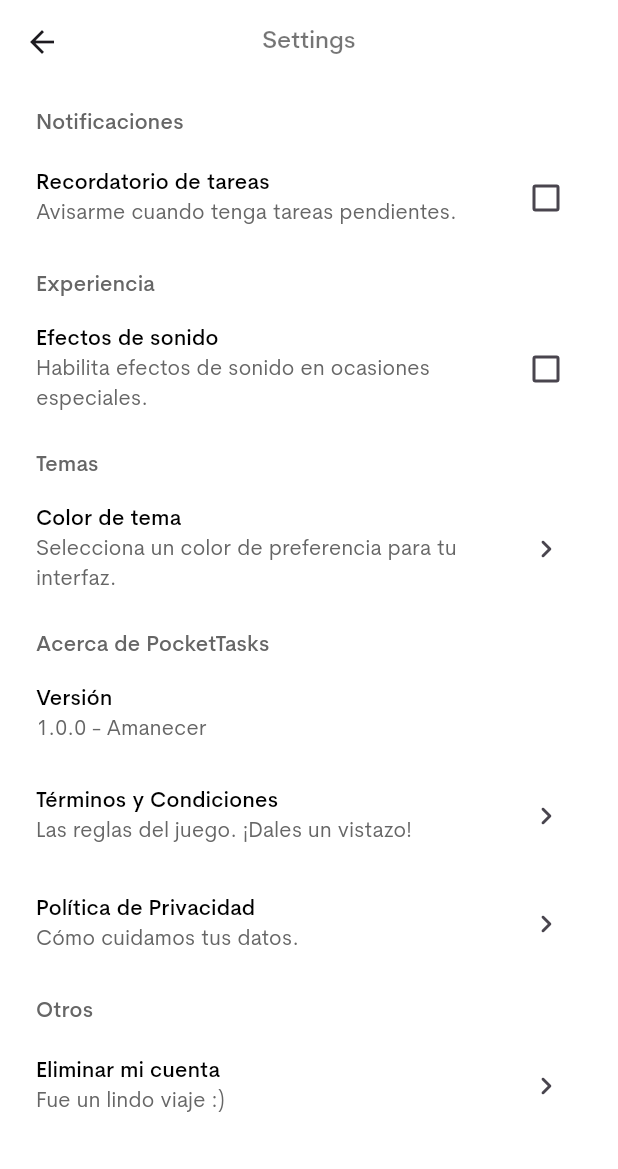
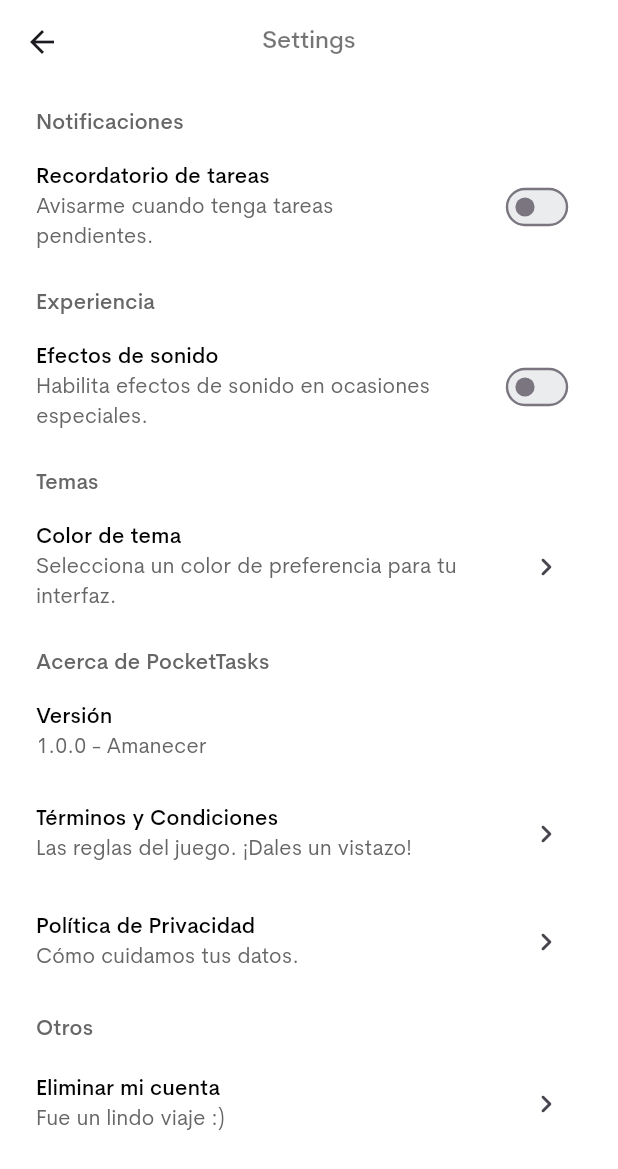
Before and after one commit to joeltorres-7/pocket-tasks-app, a Flutter app: the SettingsView screen opened directly, on a phone screen of 412 x 824 dp. Shown: the top 1169 px of the screen. Run offline on Flutter 3.47's test engine with Material 2 defaults, Android fonts, the phone set to English and light mode, and no system bars; our stand-ins replace shared_preferences; accounts and stored records are empty; generated files the repository leaves out were written again.

Commit message:
MVP-004 - Replaces checkboxes with switch toggles, and saves switch data on SharedPreferences.

```diff
--- a/lib/views/components/checkbox_item.dart
+++ b/lib/views/components/checkbox_item.dart
@@ -1,13 +1,19 @@
 import 'package:flutter/material.dart';
 import 'package:pocket_tasks/views/styles/text_styles.dart';
+import 'package:shared_preferences/shared_preferences.dart';
 
 class CheckboxItem extends StatefulWidget {
   final String label;
   final String description;
   final VoidCallback onSelection;
+  final String preferenceKey;
 
-  const CheckboxItem({Key? key, required this.label, required this.description, required this.onSelection})
-      : super(key: key);
+  const CheckboxItem({
+    Key? key,
+    required this.label,
+    required this.description,
+    required this.onSelection, required this.preferenceKey,
+  }) : super(key: key);
 
   @override
   State<CheckboxItem> createState() => _CheckboxItemState();
@@ -15,6 +21,27 @@ class CheckboxItem extends StatefulWidget {
 
 class _CheckboxItemState extends State<CheckboxItem> {
   bool isChecked = false;
+
+  @override
+  void initState() {
+    super.initState();
+    // Load the initial state from SharedPreferences
+    _loadState();
+  }
+
+  // Load the initial state from SharedPreferences
+  Future<void> _loadState() async {
+    SharedPreferences prefs = await SharedPreferences.getInstance();
+    setState(() {
+      isChecked = prefs.getBool(widget.preferenceKey) ?? false;
+    });
+  }
+
+  // Save the state to SharedPreferences
+  Future<void> _saveState(bool value) async {
+    SharedPreferences prefs = await SharedPreferences.getInstance();
+    prefs.setBool(widget.preferenceKey, value);
+  }
 
   @override
   Widget build(BuildContext context) {
@@ -28,7 +55,7 @@ class _CheckboxItemState extends State<CheckboxItem> {
           mainAxisAlignment: MainAxisAlignment.spaceBetween,
           children: [
             SizedBox(
-              width: screenWidth * 0.72,
+              width: screenWidth * 0.64,
               child: Column(
                 crossAxisAlignment: CrossAxisAlignment.start,
                 children: [
@@ -47,14 +74,21 @@ class _CheckboxItemState extends State<CheckboxItem> {
                 ],
               ),
             ),
-            Checkbox(
+            Transform.scale(
+              scale: 0.8,
+              child: Switch(
+                activeColor: Colors.white,
+                activeTrackColor: Colors.black,
+                inactiveTrackColor: Color(0xFFEBECEE),
                 value: isChecked,
                 onChanged: (value) {
                   setState(() {
-                  isChecked = value ?? false;
+                    isChecked = value;
                   });
+                  _saveState(value);
                   widget.onSelection();
                 },
+              ),
             ),
           ],
         ),
--- a/lib/views/settings-view.dart
+++ b/lib/views/settings-view.dart
@@ -37,12 +37,22 @@ class _SettingsViewState extends State<SettingsView> {
                 padding: const EdgeInsets.only(top: 16.0, right: 24.0, bottom: 4.0, left: 24.0),
                 child: Text("Notificaciones", textAlign: TextAlign.start, style: AppTextStyles.smallLabel),
               ),
-              CheckboxItem(label: 'Recordatorio de tareas', description: 'Avisarme cuando tenga tareas pendientes.', onSelection: (){}),
+              CheckboxItem(
+                label: 'Recordatorio de tareas',
+                description: 'Avisarme cuando tenga tareas pendientes.',
+                onSelection: () {},
+                preferenceKey: 'enableTaskReminders', // Unique key for SharedPreferences
+              ),
               Padding(
                 padding: const EdgeInsets.only(top: 12.0, right: 24.0, bottom: 4.0, left: 24.0),
                 child: Text("Experiencia", textAlign: TextAlign.start, style: AppTextStyles.smallLabel),
               ),
-              CheckboxItem(label: 'Efectos de sonido', description: 'Habilita efectos de sonido en ocasiones especiales.', onSelection: (){}),
+              CheckboxItem(
+                label: 'Efectos de sonido',
+                description: 'Habilita efectos de sonido en ocasiones especiales.',
+                onSelection: (){},
+                preferenceKey: 'enableSounds',
+              ),
               Padding(
                 padding: const EdgeInsets.only(top: 12.0, right: 24.0, bottom: 4.0, left: 24.0),
                 child: Text("Temas", textAlign: TextAlign.start, style: AppTextStyles.smallLabel),
```
Lines whose indentation alone changed are shown as unchanged.
